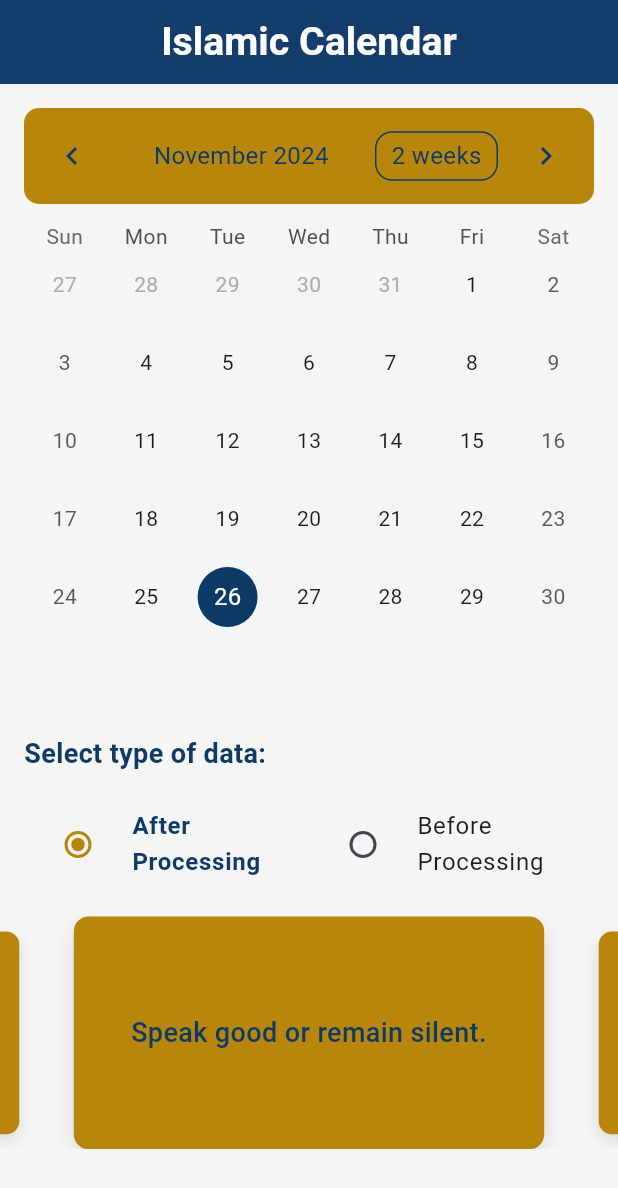
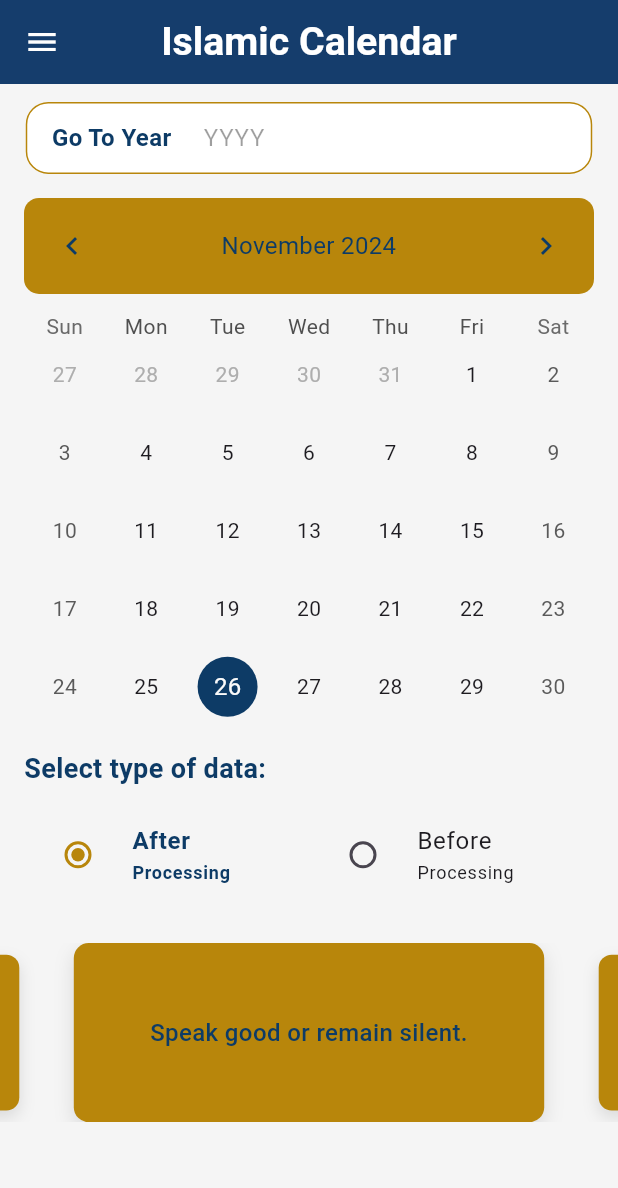
Before and after one commit to EslamKamel89/eternal_calander_new, a Flutter app: the screen it shows after launch, on a phone screen of 412 x 824 dp. Shown: the top 1188 px of the screen. Run offline on Flutter 3.47's test engine with Material 3 defaults, Android fonts, the phone set to English and light mode, and no system bars; drawn by our look-alikes of carousel_slider, table_calendar; our stand-ins replace connectivity_plus, dartz, dio, easy_localization, flutter_bloc, flutter_screenutil and 4 more.

Commit message:
conversin date feature presentation, data and domain layers

```diff
--- a/lib/core/api_service/end_points.dart
+++ b/lib/core/api_service/end_points.dart
@@ -1,6 +1,4 @@
 class EndPoint {
   static const String baseUrl = "http://192.168.1.6/api";
-  static String prayerTimes(String date) {
-    return "https://api.aladhan.com/v1/timings/$date";
-  }
+  static const String dateConversionEndPoint = "$baseUrl/todo";
 }
--- /dev/null
+++ b/lib/core/enums/response_state.dart
@@ -0,0 +1,6 @@
+enum ResponseState {
+  initial,
+  loading,
+  failure,
+  success;
+}
--- a/lib/core/service_locator/service_locator.dart
+++ b/lib/core/service_locator/service_locator.dart
@@ -3,6 +3,9 @@ import 'package:eternal_calander_new/core/api_service/api_consumer.dart';
 import 'package:eternal_calander_new/core/api_service/dio_consumer.dart';
 import 'package:eternal_calander_new/core/router/app_router.dart';
 import 'package:eternal_calander_new/core/router/middleware.dart';
+import 'package:eternal_calander_new/features/date_conversion/data/data_source/date_conversion_data_source.dart';
+import 'package:eternal_calander_new/features/date_conversion/data/repos/date_conversion_repo_impl.dart';
+import 'package:eternal_calander_new/features/date_conversion/domain/repo/date_conversion_repo.dart';
 import 'package:get_it/get_it.dart';
 import 'package:shared_preferences/shared_preferences.dart';
 
@@ -15,6 +18,9 @@ Future initServiceLocator() async {
   serviceLocator.registerLazySingleton<SharedPreferences>(() => prefs);
   serviceLocator.registerLazySingleton<AppMiddleWare>(() => AppMiddleWare(sharedPreferences: serviceLocator()));
   serviceLocator.registerLazySingleton<AppRouter>(() => AppRouter(appMiddleWare: serviceLocator()));
+  serviceLocator.registerLazySingleton<HomeRepoDataSource>(() => HomeRepoDataSource(api: serviceLocator()));
+  serviceLocator
+      .registerLazySingleton<DateConversionRepo>(() => DateConversionRepoImpl(homeRepoDataSource: serviceLocator()));
 
   // serviceLocator.registerLazySingleton<HomeRemoteDataSource>(() => HomeRemoteDataSource(api: serviceLocator()));
   // serviceLocator.registerLazySingleton<HomeRepo>(() => HomeRepoImp(homeRemoteDataSource: serviceLocator()));
--- /dev/null
+++ b/lib/features/date_conversion/domain/entities/selected_date_conversion_entity.dart
@@ -0,0 +1,15 @@
+// ignore_for_file: public_member_api_docs, sort_constructors_first
+class SelectedDateConversionEntity {
+  DateTime? selectedGeorgianDate;
+  String? selectedOldHijriDate;
+  String? selectedNewHijriDate;
+  SelectedDateConversionEntity({
+    this.selectedGeorgianDate,
+    this.selectedOldHijriDate,
+    this.selectedNewHijriDate,
+  });
+
+  @override
+  String toString() =>
+      'SelectedDateConversionEntity(selectedGeorgianDate: $selectedGeorgianDate, selectedOldHijriDate: $selectedOldHijriDate, selectedNewHijriDate: $selectedNewHijriDate)';
+}
--- /dev/null
+++ b/lib/features/date_conversion/domain/repo/date_conversion_repo.dart
@@ -0,0 +1,7 @@
+import 'package:dartz/dartz.dart';
+import 'package:eternal_calander_new/core/Errors/failure.dart';
+import 'package:eternal_calander_new/features/date_conversion/data/models/selected_date_conversion_model.dart';
+
+abstract class DateConversionRepo {
+  Future<Either<Failure, SelectedDateConversionModel>> getDateConversion(DateTime selectedDate);
+}
--- /dev/null
+++ b/lib/features/date_conversion/presentation/cubits/date_conversion/date_conversion_cubit.dart
@@ -0,0 +1,72 @@
+// ignore_for_file: public_member_api_docs, sort_constructors_first
+import 'package:eternal_calander_new/core/enums/response_state.dart';
+import 'package:eternal_calander_new/features/date_conversion/domain/entities/selected_date_conversion_entity.dart';
+import 'package:eternal_calander_new/features/date_conversion/domain/repo/date_conversion_repo.dart';
+import 'package:eternal_calander_new/features/date_conversion/presentation/views/widgets/data_selector.dart';
+import 'package:flutter_bloc/flutter_bloc.dart';
+
+part 'date_conversion_state.dart';
+
+class DateConversionCubit extends Cubit<DateConversionState> {
+  final DateConversionRepo dateConversionRepo;
+  DateConversionCubit({
+    required this.dateConversionRepo,
+  }) : super(DateConversionState());
+  void goToYear(String yearStr) {
+    int year;
+    try {
+      year = int.parse(yearStr);
+      year = year < state.firstDay.year ? state.firstDay.year : year;
+      year = year > state.lastDay.year ? state.lastDay.year : year;
+    } catch (e) {
+      year = DateTime.now().year;
+    }
+    emit(DateConversionState(selectedYear: year));
+  }
+
+  Future getSelectedDateInfo(DateTime selectedDate) async {
+    // final t = prt('getSelectedDateInfo - DateConversionCubit');
+    // emit(state.copyWith(getSelectedDateInfoState: ResponseState.loading, selectedGeorgianDate: selectedDate));
+    // final result = await dateConversionRepo.getDateConversion(selectedDate);
+    // return result.fold(
+    //   (Failure failure) {
+    //     pr(failure, t);
+    //     emit(
+    //       state.copyWith(
+    //         getSelectedDateInfoState: ResponseState.failure,
+    //         selectedOldHijriDate: null,
+    //         selectedNewHijriDate: null,
+    //         selectedDateConversionEntity: null,
+    //       ),
+    //     );
+    //   },
+    //   (SelectedDateConversionEntity model) {
+    //     pr(model, t);
+    //     emit(
+    //       state.copyWith(
+    //         selectedGeorgianDate: selectedDate,
+    //         selectedDateConversionEntity: model,
+    //         getSelectedDateInfoState: ResponseState.success,
+    //       ),
+    //     );
+    //   },
+    // );
+
+    emit(state.copyWith(getSelectedDateInfoState: ResponseState.loading, selectedGeorgianDate: selectedDate));
+    final entity = SelectedDateConversionEntity(
+      selectedGeorgianDate: selectedDate,
+      selectedOldHijriDate: 'Jumada I 23, 1446 AH',
+      selectedNewHijriDate: 'Jumada I 23, 1446 AH',
+    );
+    await Future.delayed(const Duration(seconds: 2));
+    emit(state.copyWith(getSelectedDateInfoState: ResponseState.failure));
+    await Future.delayed(const Duration(seconds: 2));
+    emit(
+      state.copyWith(
+        selectedGeorgianDate: selectedDate,
+        selectedDateConversionEntity: entity,
+        getSelectedDateInfoState: ResponseState.success,
+      ),
+    );
+  }
+}
--- /dev/null
+++ b/lib/features/date_conversion/presentation/cubits/date_conversion/date_conversion_state.dart
@@ -0,0 +1,46 @@
+// ignore_for_file: public_member_api_docs, sort_constructors_first
+part of 'date_conversion_cubit.dart';
+
+class DateConversionState {
+  int? selectedYear;
+  DateTime firstDay = DateTime.utc(100, 1, 1);
+  DateTime lastDay = DateTime.utc(3000, 12, 31);
+  DateTime? selectedGeorgianDate;
+  // String? selectedOldHijriDate;
+  // String? selectedNewHijriDate;
+  ResponseState? getSelectedDateInfoState = ResponseState.initial;
+  SelectedDateConversionEntity? selectedDateConversionEntity;
+  DataProcessingOption selectedOption = DataProcessingOption.after;
+  DateConversionState({
+    this.selectedYear,
+    this.selectedGeorgianDate,
+    // this.selectedOldHijriDate,
+    // this.selectedNewHijriDate,
+    this.selectedDateConversionEntity,
+    this.getSelectedDateInfoState,
+  });
+
+  DateConversionState copyWith({
+    int? selectedYear,
+    DateTime? selectedGeorgianDate,
+    String? selectedOldHijriDate,
+    String? selectedNewHijriDate,
+    SelectedDateConversionEntity? selectedDateConversionEntity,
+    ResponseState? getSelectedDateInfoState,
+  }) {
+    return DateConversionState(
+      selectedYear: selectedYear ?? this.selectedYear,
+      selectedGeorgianDate: selectedGeorgianDate ?? this.selectedGeorgianDate,
+      // selectedOldHijriDate: selectedOldHijriDate ?? this.selectedOldHijriDate,
+      // selectedNewHijriDate: selectedNewHijriDate ?? this.selectedNewHijriDate,
+      selectedDateConversionEntity: selectedDateConversionEntity ?? this.selectedDateConversionEntity,
+      getSelectedDateInfoState: getSelectedDateInfoState ?? this.getSelectedDateInfoState,
+    );
+  }
+
+  @override
+  String toString() {
+    // return 'DateConversionState(selectedYear: $selectedYear, selectedGeorgianDate: $selectedGeorgianDate, selectedOldHijriDate: $selectedOldHijriDate, selectedNewHijriDate: $selectedNewHijriDate, getSelectedDateInfoState: $getSelectedDateInfoState, selectedDateConversionEntity: $selectedDateConversionEntity, selectedOption: $selectedOption)';
+    return 'DateConversionState(selectedYear: $selectedYear, selectedGeorgianDate: $selectedGeorgianDate, getSelectedDateInfoState: $getSelectedDateInfoState, selectedDateConversionEntity: $selectedDateConversionEntity, selectedOption: $selectedOption)';
+  }
+}
--- a/lib/features/date_conversion/presentation/views/date_conversion_view.dart
+++ b/lib/features/date_conversion/presentation/views/date_conversion_view.dart
@@ -1,6 +1,9 @@
+import 'package:eternal_calander_new/core/widgets/default_drawer.dart';
+import 'package:eternal_calander_new/core/widgets/sizer.dart';
 import 'package:eternal_calander_new/features/date_conversion/presentation/views/widgets/data_selector.dart';
 import 'package:eternal_calander_new/features/date_conversion/presentation/views/widgets/table_widget.dart';
 import 'package:eternal_calander_new/features/date_conversion/presentation/views/widgets/wisdom_coursel.dart';
+import 'package:eternal_calander_new/features/date_conversion/presentation/views/widgets/year_search_widget.dart';
 import 'package:eternal_calander_new/utils/styles/styles.dart';
 import 'package:flutter/material.dart';
 import 'package:flutter_screenutil/flutter_screenutil.dart';
@@ -16,15 +19,18 @@ class _DateConversionViewState extends State<DateConversionView> {
   Widget build(BuildContext context) {
     return Scaffold(
       appBar: AppBar(title: txt('Islamic Calendar', e: St.bold20)),
+      resizeToAvoidBottomInset: false,
+      drawer: const DefaultDrawer(),
       body: SingleChildScrollView(
         child: Column(
           children: [
-            SizedBox(
-              height: 350.h,
-              child: const TableWidget(),
-            ),
+            const Sizer(),
+            const YearSearchWidget(),
+            const TableWidget(),
             const DataSelector(),
+            SizedBox(height: 25.h),
             WisdomCarousel(),
+            SizedBox(height: 25.h),
           ],
         ),
       ),
--- a/lib/features/date_conversion/presentation/views/widgets/data_selector.dart
+++ b/lib/features/date_conversion/presentation/views/widgets/data_selector.dart
@@ -1,5 +1,7 @@
 import 'package:eternal_calander_new/core/extensions/context-extensions.dart';
+import 'package:eternal_calander_new/features/date_conversion/presentation/cubits/date_conversion/date_conversion_cubit.dart';
 import 'package:flutter/material.dart';
+import 'package:flutter_bloc/flutter_bloc.dart';
 
 class DataSelector extends StatefulWidget {
   const DataSelector({super.key});
@@ -11,12 +13,13 @@ class DataSelector extends StatefulWidget {
 enum DataProcessingOption { before, after }
 
 class DataSelectorState extends State<DataSelector> {
-  DataProcessingOption? _selectedOption = DataProcessingOption.after;
+  // DataProcessingOption? _selectedOption = DataProcessingOption.after;
 
   @override
   Widget build(BuildContext context) {
+    final controller = context.read<DateConversionCubit>();
     return Padding(
-      padding: const EdgeInsets.all(16.0),
+      padding: const EdgeInsets.symmetric(horizontal: 16),
       child: Column(
         crossAxisAlignment: CrossAxisAlignment.stretch,
         children: [
@@ -29,36 +32,78 @@ class DataSelectorState extends State<DataSelector> {
             children: [
               Expanded(
                 child: RadioListTile<DataProcessingOption>(
-                  title: Text('After\nProcessing',
-                      style: TextStyle(
-                        color: _selectedOption == DataProcessingOption.after ? context.primaryColor : null,
-                        fontWeight: _selectedOption == DataProcessingOption.after ? FontWeight.bold : null,
-                      )),
+                  title: Column(
+                    crossAxisAlignment: CrossAxisAlignment.start,
+                    children: [
+                      Text(
+                        'After',
+                        style: TextStyle(
+                          color: controller.state.selectedOption == DataProcessingOption.after
+                              ? context.primaryColor
+                              : null,
+                          fontWeight:
+                              controller.state.selectedOption == DataProcessingOption.after ? FontWeight.bold : null,
+                        ),
+                      ),
+                      Text(
+                        'Processing',
+                        style: TextStyle(
+                          color: controller.state.selectedOption == DataProcessingOption.after
+                              ? context.primaryColor
+                              : null,
+                          fontWeight:
+                              controller.state.selectedOption == DataProcessingOption.after ? FontWeight.bold : null,
+                          fontSize: 12,
+                        ),
+                      ),
+                    ],
+                  ),
                   value: DataProcessingOption.after,
                   selectedTileColor: context.secondaryHeaderColor,
                   activeColor: context.secondaryHeaderColor,
-                  groupValue: _selectedOption,
+                  groupValue: controller.state.selectedOption,
                   onChanged: (DataProcessingOption? value) {
                     setState(() {
-                      _selectedOption = value;
+                      controller.state.selectedOption = value!;
                     });
                   },
                 ),
               ),
               Expanded(
                 child: RadioListTile<DataProcessingOption>(
-                  title: Text('Before\nProcessing',
-                      style: TextStyle(
-                        color: _selectedOption == DataProcessingOption.before ? context.primaryColor : null,
-                        fontWeight: _selectedOption == DataProcessingOption.before ? FontWeight.bold : null,
-                      )),
+                  title: Column(
+                    crossAxisAlignment: CrossAxisAlignment.start,
+                    children: [
+                      Text(
+                        'Before',
+                        style: TextStyle(
+                          color: controller.state.selectedOption == DataProcessingOption.before
+                              ? context.primaryColor
+                              : null,
+                          fontWeight:
+                              controller.state.selectedOption == DataProcessingOption.before ? FontWeight.bold : null,
+                        ),
+                      ),
+                      Text(
+                        'Processing',
+                        style: TextStyle(
+                          color: controller.state.selectedOption == DataProcessingOption.before
+                              ? context.primaryColor
+                              : null,
+                          fontWeight:
+                              controller.state.selectedOption == DataProcessingOption.before ? FontWeight.bold : null,
+                          fontSize: 12,
+                        ),
+                      ),
+                    ],
+                  ),
                   value: DataProcessingOption.before,
                   selectedTileColor: context.secondaryHeaderColor,
                   activeColor: context.secondaryHeaderColor,
-                  groupValue: _selectedOption,
+                  groupValue: controller.state.selectedOption,
                   onChanged: (DataProcessingOption? value) {
                     setState(() {
-                      _selectedOption = value;
+                      controller.state.selectedOption = value!;
                     });
                   },
                 ),
--- a/lib/features/date_conversion/presentation/views/widgets/table_widget.dart
+++ b/lib/features/date_conversion/presentation/views/widgets/table_widget.dart
@@ -1,7 +1,11 @@
+import 'package:eternal_calander_new/core/enums/response_state.dart';
 import 'package:eternal_calander_new/core/extensions/context-extensions.dart';
 import 'package:eternal_calander_new/core/widgets/sizer.dart';
+import 'package:eternal_calander_new/features/date_conversion/presentation/cubits/date_conversion/date_conversion_cubit.dart';
+import 'package:eternal_calander_new/features/date_conversion/presentation/views/widgets/conversion_date_info_loading_widget.dart';
 import 'package:eternal_calander_new/utils/styles/styles.dart';
 import 'package:flutter/material.dart';
+import 'package:flutter_bloc/flutter_bloc.dart';
 import 'package:flutter_screenutil/flutter_screenutil.dart';
 import 'package:table_calendar/table_calendar.dart';
 
@@ -13,19 +17,22 @@ class TableWidget extends StatefulWidget {
 }
 
 class _TableWidgetState extends State<TableWidget> {
-  CalendarFormat _calendarFormat = CalendarFormat.month;
+  final CalendarFormat _calendarFormat = CalendarFormat.month;
   DateTime _selectedDay = DateTime.now();
 
   @override
   Widget build(BuildContext context) {
+    final controlller = context.read<DateConversionCubit>();
     return Padding(
       padding: const EdgeInsets.all(16.0),
       child: Column(
         children: [
-          TableCalendar(
-            firstDay: DateTime.utc(2020, 1, 1),
-            lastDay: DateTime.utc(2030, 12, 31),
-            focusedDay: _selectedDay,
+          BlocBuilder<DateConversionCubit, DateConversionState>(
+            builder: (context, state) {
+              return TableCalendar(
+                firstDay: DateTime.utc(100, 1, 1),
+                lastDay: DateTime.utc(3000, 12, 31),
+                focusedDay: state.selectedYear == null ? _selectedDay : DateTime(state.selectedYear!, 1, 1),
                 calendarFormat: _calendarFormat,
                 selectedDayPredicate: (day) {
                   return isSameDay(_selectedDay, day);
@@ -35,11 +42,12 @@ class _TableWidgetState extends State<TableWidget> {
                     _selectedDay = selectedDay;
                   });
                   _showIslamicInfo(context, selectedDay);
+                  controlller.getSelectedDateInfo(selectedDay);
                 },
                 onFormatChanged: (format) {
-              setState(() {
-                _calendarFormat = format;
-              });
+                  // setState(() {
+                  //   _calendarFormat = format;
+                  // });
                 },
                 calendarStyle: CalendarStyle(
                   todayDecoration: BoxDecoration(
@@ -52,7 +60,7 @@ class _TableWidgetState extends State<TableWidget> {
                   ),
                 ),
                 headerStyle: HeaderStyle(
-              formatButtonVisible: true,
+                  formatButtonVisible: false,
                   titleCentered: true,
                   formatButtonDecoration: BoxDecoration(
                       border: Border.all(
@@ -64,15 +72,17 @@ class _TableWidgetState extends State<TableWidget> {
                     color: Theme.of(context).secondaryHeaderColor,
                     borderRadius: BorderRadius.circular(10),
                   ),
-              formatButtonTextStyle: TextStyle(
-                color: Theme.of(context).primaryColor,
-                fontSize: 16.0,
-              ),
+                  // formatButtonTextStyle: TextStyle(
+                  //   color: Theme.of(context).primaryColor,
+                  //   fontSize: 16.0,
+                  // ),
                   titleTextStyle: TextStyle(
                     color: Theme.of(context).primaryColor,
                     fontSize: 16.0,
                   ),
                 ),
+              );
+            },
           ),
         ],
       ),
@@ -83,6 +93,13 @@ class _TableWidgetState extends State<TableWidget> {
     showModalBottomSheet(
       context: context,
       builder: (context) {
+        return BlocBuilder<DateConversionCubit, DateConversionState>(
+          builder: (context, state) {
+            if (state.getSelectedDateInfoState == ResponseState.loading) {
+              return const ConversionDateInfoLoadingWidget();
+            } else if (state.getSelectedDateInfoState == ResponseState.failure) {
+              return const ConversionDateInfoFailureWidget();
+            } else if (state.getSelectedDateInfoState == ResponseState.success) {
               return Container(
                 padding: const EdgeInsets.all(16.0),
                 height: 250.h,
@@ -92,18 +109,27 @@ class _TableWidgetState extends State<TableWidget> {
                 ),
                 child: Column(
                   crossAxisAlignment: CrossAxisAlignment.start,
+                  // mainAxisAlignment: MainAxisAlignment.spaceBetween,
                   children: [
                     txt('Date Information', e: St.bold18, c: context.primaryColor),
-              const SizedBox(height: 10.0),
-              Column(
+                    const SizedBox(height: 20.0),
+                    Expanded(
+                      child: Column(
+                        mainAxisAlignment: MainAxisAlignment.spaceAround,
                         children: [
                           _buildDateRow(image: 'calendar_5.png', title: 'Georgian date', date: '2013-12-14'),
                           _buildDateRow(image: 'calendar_7.png', title: 'Old Hijri date', date: 'Jumada I 23, 1446 AH'),
                           _buildDateRow(image: 'calendar_9.png', title: 'New Hijri date', date: 'Jumada I 23, 1446 AH'),
                         ],
                       ),
+                    ),
                   ],
                 ),
+              );
+            } else {
+              return const SizedBox();
+            }
+          },
         );
       },
     );
--- a/lib/features/date_conversion/presentation/views/widgets/wisdom_coursel.dart
+++ b/lib/features/date_conversion/presentation/views/widgets/wisdom_coursel.dart
@@ -39,7 +39,7 @@ class WisdomCarousel extends StatelessWidget {
         // const SizedBox(height: 20),
         CarouselSlider(
           options: CarouselOptions(
-            height: 130.0.h,
+            height: 100.0.h,
             autoPlay: true,
             enlargeCenterPage: true,
             autoPlayInterval: const Duration(seconds: 5),
@@ -69,7 +69,7 @@ class WisdomCarousel extends StatelessWidget {
                       wisdom,
                       textAlign: TextAlign.center,
                       style: TextStyle(
-                        fontSize: 18,
+                        fontSize: 14.sp,
                         fontWeight: FontWeight.w500,
                         color: context.primaryColor,
                       ),
--- /dev/null
+++ b/lib/features/date_conversion/presentation/views/widgets/year_search_widget.dart
@@ -0,0 +1,73 @@
+import 'package:eternal_calander_new/core/extensions/context-extensions.dart';
+import 'package:eternal_calander_new/features/date_conversion/presentation/cubits/date_conversion/date_conversion_cubit.dart';
+import 'package:flutter/material.dart';
+import 'package:flutter_bloc/flutter_bloc.dart';
+import 'package:flutter_screenutil/flutter_screenutil.dart';
+
+class YearSearchWidget extends StatefulWidget {
+  const YearSearchWidget({super.key});
+
+  @override
+  State<YearSearchWidget> createState() => _YearSearchWidgetState();
+}
+
+class _YearSearchWidgetState extends State<YearSearchWidget> {
+  final TextEditingController _yearController = TextEditingController();
+  final FocusNode focusNode = FocusNode();
+  late final DateConversionCubit controller;
+  @override
+  void initState() {
+    super.initState();
+    controller = context.read<DateConversionCubit>();
+  }
+
+  @override
+  Widget build(BuildContext context) {
+    return Padding(
+      padding: EdgeInsets.symmetric(horizontal: 15.w),
+      child: TextField(
+        focusNode: focusNode,
+        controller: _yearController,
+        onChanged: (value) {
+          _yearController.text = value;
+          if (value.length >= 4) {
+            focusNode.unfocus();
+          }
+          controller.goToYear(value);
+        },
+        keyboardType: TextInputType.number,
+        maxLength: 4,
+        decoration: InputDecoration(
+          counterText: '',
+          isDense: true,
+          prefixIcon: SizedBox(
+            width: 100.w,
+            child: Center(
+              child: Text(
+                'Go To Year',
+                style: TextStyle(fontSize: 16, fontWeight: FontWeight.bold, color: context.primaryColor),
+              ),
+            ),
+          ),
+          hintText: 'YYYY',
+          border: OutlineInputBorder(
+            borderRadius: BorderRadius.circular(15.0),
+            borderSide: const BorderSide(color: Color(0xFF0D3B66)),
+          ),
+          focusedBorder: OutlineInputBorder(
+            borderRadius: BorderRadius.circular(15.0),
+            borderSide: const BorderSide(color: Color(0xFF0D3B66)),
+          ),
+          enabledBorder: OutlineInputBorder(
+            borderRadius: BorderRadius.circular(15.0),
+            borderSide: const BorderSide(color: Color(0xFFB8860B)),
+          ),
+          filled: true,
+          fillColor: Colors.white,
+          contentPadding: const EdgeInsets.symmetric(horizontal: 12.0),
+        ),
+        style: const TextStyle(fontSize: 18.0),
+      ),
+    );
+  }
+}
--- a/lib/main.dart
+++ b/lib/main.dart
@@ -4,6 +4,7 @@ import 'package:eternal_calander_new/core/router/app_router.dart';
 import 'package:eternal_calander_new/core/router/app_routes_names.dart';
 import 'package:eternal_calander_new/core/service_locator/service_locator.dart';
 import 'package:eternal_calander_new/core/themes/theme_cubit.dart';
+import 'package:eternal_calander_new/features/date_conversion/presentation/cubits/date_conversion/date_conversion_cubit.dart';
 import 'package:flutter/material.dart';
 import 'package:flutter_bloc/flutter_bloc.dart';
 import 'package:flutter_screenutil/flutter_screenutil.dart';
@@ -37,6 +38,9 @@ class MyApp extends StatelessWidget {
         providers: [
           BlocProvider(
             create: (_) => ThemeCubit(),
+          ),
+          BlocProvider(
+            create: (context) => DateConversionCubit(dateConversionRepo: serviceLocator()),
           )
         ],
         child: Builder(builder: (context) {
--- a/pubspec.yaml
+++ b/pubspec.yaml
@@ -48,6 +48,7 @@ dependencies:
   hydrated_bloc: ^9.1.5
   image_picker: ^1.1.2
   intl: ^0.19.0
+  material_design_icons_flutter: ^7.0.7296
   shared_preferences: ^2.3.3
   table_calendar: ^3.1.2
 
```
Also changed, not shown: lib/core/widgets/default_drawer.dart (+21 -12 lines), lib/features/date_conversion/data/data_source/date_conversion_data_source.dart (added, +20 -0 lines), lib/features/date_conversion/data/models/selected_date_conversion_model.dart (added, +27 -0 lines), lib/features/date_conversion/data/repos/date_conversion_repo_impl.dart (added, +29 -0 lines), lib/features/date_conversion/presentation/views/widgets/conversion_date_info_loading_widget.dart (added, +86 -0 lines), pubspec.lock. Lines whose indentation alone changed are shown as unchanged.
